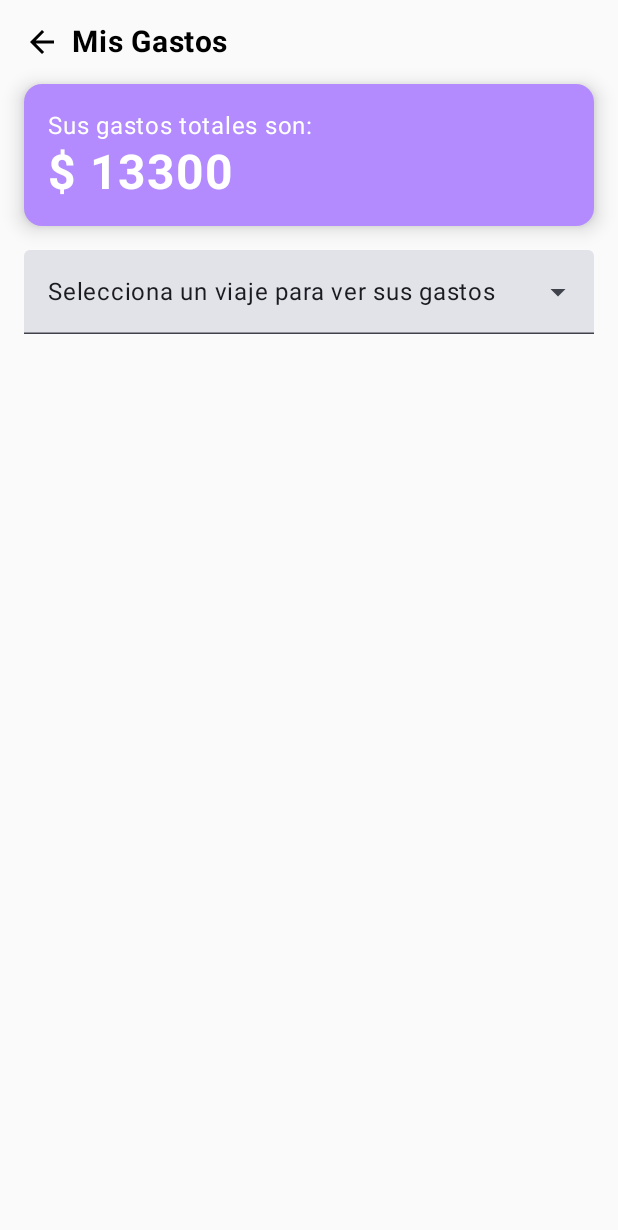
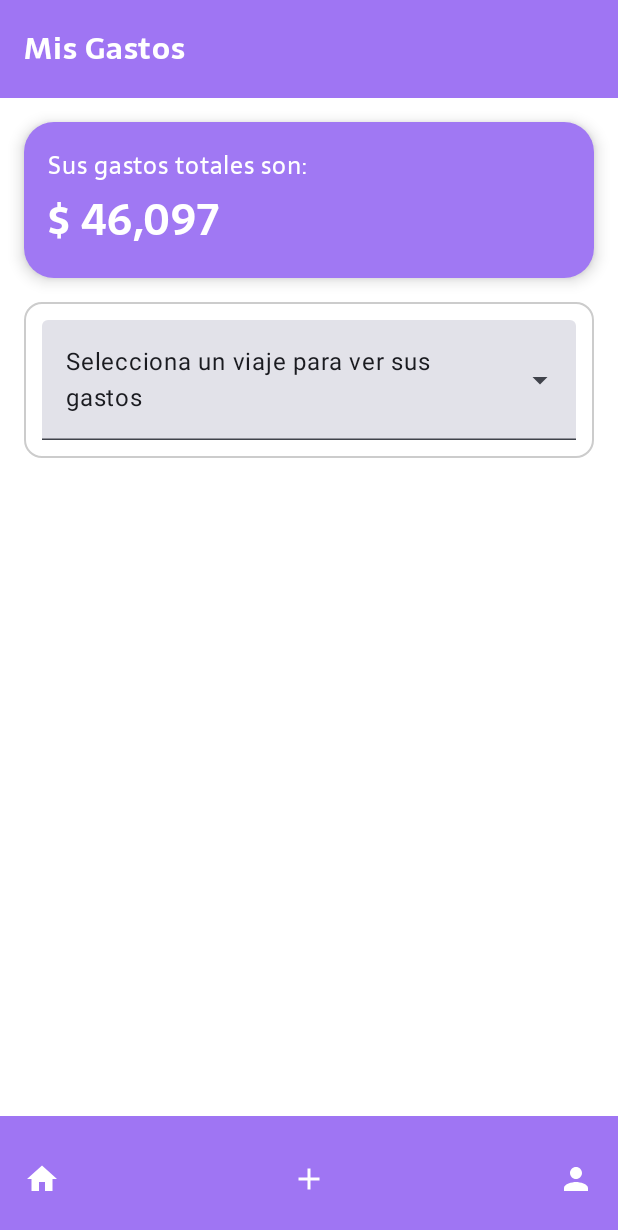
Before and after one commit to tobivalens/TravelBuddyFront, an Android app built with Jetpack Compose: the screen it shows after launch (MainActivity), on a phone screen of 412 x 824 dp. Shown: the top 1230 px of the screen. Run offline under Robolectric (Android 15) with nearby library versions, the phone set to English and light mode, and no system bars; pictures from the network do not load.

Commit message:
Creada carpeta de componentes, y añadidos algunos estilos a la pantalla gastos

```diff
--- /dev/null
+++ b/app/src/main/java/com/example/travelbuddyapp/resources/ui/components/bottomNavigation.kt
@@ -0,0 +1,28 @@
+package com.example.travelbuddyapp.resources.ui.components
+
+import androidx.compose.foundation.layout.Spacer
+import androidx.compose.material.icons.Icons
+import androidx.compose.material.icons.filled.Add
+import androidx.compose.material.icons.filled.Home
+import androidx.compose.material.icons.filled.Person
+import androidx.compose.material3.BottomAppBar
+import androidx.compose.material3.Icon
+import androidx.compose.material3.IconButton
+import androidx.compose.runtime.Composable
+import androidx.compose.ui.Modifier
+import androidx.compose.ui.graphics.Color
+import com.example.travelbuddyapp.ui.theme.PurpleHeader
+
+@Composable
+fun BottomBar() {
+    BottomAppBar(
+        containerColor = PurpleHeader,
+        contentColor = Color.White
+    ) {
+        IconButton(onClick = {}) { Icon(Icons.Default.Home, contentDescription = "Home") }
+        Spacer(Modifier.weight(1f, true))
+        IconButton(onClick = {}) { Icon(Icons.Default.Add, contentDescription = "Add") }
+        Spacer(Modifier.weight(1f, true))
+        IconButton(onClick = {}) { Icon(Icons.Default.Person, contentDescription = "Profile") }
+    }
+}
--- a/app/src/main/java/com/example/travelbuddyapp/resources/ui/screens/ActivitiesScreen.kt
+++ b/app/src/main/java/com/example/travelbuddyapp/resources/ui/screens/ActivitiesScreen.kt
@@ -25,6 +25,7 @@ import coil3.compose.AsyncImage
 import androidx.lifecycle.viewmodel.compose.viewModel
 import com.example.travelbuddyapp.datasource.DTOS.ActivityDTO
 import com.example.travelbuddyapp.ui.theme.SaralaFont
+
 import com.example.travelbuddyapp.viewmodel.ActivityViewModel
 import com.example.travelbuddyapp.viewmodel.EventViewModel
 
--- a/app/src/main/java/com/example/travelbuddyapp/resources/ui/screens/GastosUsuario.kt.kt
+++ b/app/src/main/java/com/example/travelbuddyapp/resources/ui/screens/GastosUsuario.kt.kt
@@ -1,7 +1,11 @@
 package com.example.travelbuddyapp.resources.ui.screens
 
+import androidx.compose.foundation.background
+import androidx.compose.foundation.border
+import androidx.compose.foundation.clickable
 import androidx.compose.runtime.Composable
 import androidx.compose.foundation.layout.*
+import androidx.compose.foundation.shape.RoundedCornerShape
 import androidx.compose.foundation.text.*
 import androidx.compose.material3.*
 import androidx.compose.runtime.*
@@ -13,6 +17,13 @@ import androidx.compose.ui.unit.sp
 import androidx.compose.material.icons.Icons
 import androidx.compose.material.icons.filled.ArrowBack
 import androidx.navigation.NavController
+import com.example.travelbuddyapp.resources.ui.components.BottomBar
+import com.example.travelbuddyapp.resources.utils.formatMoney
+import com.example.travelbuddyapp.ui.theme.CardBackground
+import com.example.travelbuddyapp.ui.theme.PurpleHeader
+import com.example.travelbuddyapp.ui.theme.Sarala
+import com.example.travelbuddyapp.ui.theme.SoftText
+
 
 data class Gasto(
     val categoria: String,
@@ -28,78 +39,91 @@ data class Viaje(
 @OptIn(ExperimentalMaterial3Api::class)
 @Composable
 fun PantallaGastosUsuario(
-    navController: NavController,
+    navController: NavController
 ) {
-    val viajes = listOf(
-        Viaje(
-            "Viaje a la Montaña", listOf(
-                Gasto("Hospedaje", 4000),
-                Gasto("Comida", 2606),
-                Gasto("Pasajes", 1154),
-                Gasto("Recuerdos", 200),
-                Gasto("Boletos museo", 40),
+    val viajes = listOf("Viaje a la Montaña", "Viaje a la Playa")
+    var viajeSeleccionado by remember { mutableStateOf<String?>(null) }
+
+    val gastosTotales = 46097
+    val gastosViaje = 8000
+    val detallesGastos = listOf(
+        "Hospedaje" to 4000,
+        "Comida" to 2606,
+        "Pasajes" to 1154,
+        "Recuerdos" to 200,
+        "Boletos museo" to 40
     )
-        ),
-        Viaje(
-            "Viaje a la Playa", listOf(
-                Gasto("Hospedaje", 3500),
-                Gasto("Comida", 1800)
-            )
-        )
-    )
-
-    var viajeSeleccionado by remember { mutableStateOf<Viaje?>(null) }
-    var expanded by remember { mutableStateOf(false) }
-
-    val totalGeneral = viajes.sumOf { it.gastos.sumOf { gasto -> gasto.monto } }
 
     Column(
         modifier = Modifier
             .fillMaxSize()
-            .padding(16.dp)
+            .background(Color.White)
     ) {
-        // Header
-        Row(verticalAlignment = Alignment.CenterVertically) {
-            Icon(Icons.Default.ArrowBack, contentDescription = "Back")
-            Spacer(modifier = Modifier.width(8.dp))
-            Text("Mis Gastos", fontWeight = FontWeight.Bold, fontSize = 20.sp)
+        // Header morado
+        Box(
+            modifier = Modifier
+                .fillMaxWidth()
+                .background(PurpleHeader)
+                .padding(horizontal = 16.dp, vertical = 16.dp)
+        ) {
+            Text(
+                text = "Mis Gastos",
+                color = Color.White,
+                fontSize = 20.sp,
+                fontWeight = FontWeight.Bold,
+                fontFamily = Sarala
+            )
         }
 
-        Spacer(modifier = Modifier.height(16.dp))
-
-        // Tarjeta de gastos totales
+        // Card de gastos totales
         Card(
-            modifier = Modifier.fillMaxWidth(),
-            colors = CardDefaults.cardColors(containerColor = Color(0xFFB38BFF)),
-            elevation = CardDefaults.cardElevation(defaultElevation = 8.dp)
+            modifier = Modifier
+                .fillMaxWidth()
+                .padding(16.dp),
+            colors = CardDefaults.cardColors(containerColor = CardBackground),
+            shape = RoundedCornerShape(20.dp),
+            elevation = CardDefaults.cardElevation(defaultElevation = 6.dp)
         ) {
-            Column(modifier = Modifier.padding(16.dp)) {
-                Text("Sus gastos totales son:", color = Color.White)
+            Column(
+                modifier = Modifier.padding(16.dp)
+            ) {
                 Text(
-                    "$ ${"%d".format(totalGeneral)}",
+                    text = "Sus gastos totales son:",
+                    color = Color.White,
+                    fontFamily = Sarala
+                )
+                Text(
+                    text = "$ ${gastosTotales.toString().formatMoney()}",
+                    color = Color.White,
+                    fontSize = 28.sp,
                     fontWeight = FontWeight.Bold,
-                    fontSize = 32.sp,
-                    color = Color.White
+                    fontFamily = Sarala
                 )
             }
         }
 
-        Spacer(modifier = Modifier.height(16.dp))
-
-        // Dropdown de selección de viaje
+        // Dropdown
+        Box(
+            modifier = Modifier
+                .padding(horizontal = 16.dp)
+                .background(Color.White, shape = RoundedCornerShape(12.dp))
+                .border(1.dp, Color.LightGray, RoundedCornerShape(12.dp))
+                .fillMaxWidth()
+                .clickable { /* mostrar dropdown si no usas ExposedDropdownMenuBox */ }
+                .padding(12.dp)
+        ) {
+            var expanded by remember { mutableStateOf(false) }
             ExposedDropdownMenuBox(
                 expanded = expanded,
                 onExpandedChange = { expanded = !expanded }
             ) {
                 TextField(
-                value = viajeSeleccionado?.nombre ?: "Selecciona un viaje para ver sus gastos",
+                    value = viajeSeleccionado ?: "Selecciona un viaje para ver sus gastos",
                     onValueChange = {},
                     readOnly = true,
-                trailingIcon = { ExposedDropdownMenuDefaults.TrailingIcon(expanded = expanded) },
-                modifier = Modifier
-                    .menuAnchor()
-                    .fillMaxWidth(),
-                colors = ExposedDropdownMenuDefaults.textFieldColors()
+                    trailingIcon = { ExposedDropdownMenuDefaults.TrailingIcon(expanded) },
+
+                    modifier = Modifier.menuAnchor()
                 )
 
                 ExposedDropdownMenu(
@@ -108,7 +132,7 @@ fun PantallaGastosUsuario(
                 ) {
                     viajes.forEach { viaje ->
                         DropdownMenuItem(
-                        text = { Text(viaje.nombre) },
+                            text = { Text(viaje, fontFamily = Sarala) },
                             onClick = {
                                 viajeSeleccionado = viaje
                                 expanded = false
@@ -117,30 +141,56 @@ fun PantallaGastosUsuario(
                     }
                 }
             }
+        }
 
+        // Si se selecciona un viaje
+        if (viajeSeleccionado != null) {
+            Column(modifier = Modifier.padding(16.dp)) {
+                Text(
+                    text = "Total de gastos del viaje:",
+                    fontFamily = Sarala,
+                    fontSize = 16.sp,
+                    color = Color.Gray
+                )
+                Text(
+                    text = "$ ${gastosViaje.toString().formatMoney()}",
+                    fontFamily = Sarala,
+                    fontSize = 22.sp,
+                    fontWeight = FontWeight.Bold,
+                    color = Color.Black
+                )
                 Spacer(modifier = Modifier.height(16.dp))
-
-        // Lista de gastos si hay selección
-        viajeSeleccionado?.let { viaje ->
-            val totalViaje = viaje.gastos.sumOf { it.monto }
-
-            Text("Total de gastos del viaje: $${totalViaje}", fontWeight = FontWeight.Bold)
+                Text(
+                    text = "Listado de Gastos",
+                    fontFamily = Sarala,
+                    color = PurpleHeader,
+                    fontWeight = FontWeight.Bold
+                )
                 Spacer(modifier = Modifier.height(8.dp))
-            Text("Listado de Gastos", color = Color(0xFF7C4DFF), fontWeight = FontWeight.SemiBold)
-
-            Spacer(modifier = Modifier.height(8.dp))
-
-            viaje.gastos.forEach { gasto ->
+                detallesGastos.forEach { (categoria, valor) ->
                     Row(
                         modifier = Modifier
                             .fillMaxWidth()
                             .padding(vertical = 4.dp),
                         horizontalArrangement = Arrangement.SpaceBetween
                     ) {
-                    Text(gasto.categoria)
-                    Text("$ ${gasto.monto}")
+                        Text(
+                            text = categoria,
+                            fontFamily = Sarala,
+                            color = SoftText
+                        )
+                        Text(
+                            text = "$ ${valor.toString().formatMoney()}",
+                            fontFamily = Sarala,
+                            color = SoftText
+                        )
                     }
                 }
             }
         }
+
+        // Bottom Navigation (opcional)
+        Spacer(modifier = Modifier.weight(1f))
+        BottomBar()
     }
+}
--- /dev/null
+++ b/app/src/main/java/com/example/travelbuddyapp/resources/utils/formatMoney.kt
@@ -0,0 +1,6 @@
+package com.example.travelbuddyapp.resources.utils
+
+fun String.formatMoney(): String {
+    return this.reversed().chunked(3).joinToString(",").reversed()
+}
+fun Int.formatMoney(): String = this.toString().formatMoney()
--- a/app/src/main/java/com/example/travelbuddyapp/ui/theme/Color.kt
+++ b/app/src/main/java/com/example/travelbuddyapp/ui/theme/Color.kt
@@ -9,3 +9,8 @@ val Pink80 = Color(0xFFEFB8C8)
 val Purple40 = Color(0xFF6650a4)
 val PurpleGrey40 = Color(0xFF625b71)
 val Pink40 = Color(0xFF7D5260)
+
+val PurpleHeader = Color(0xFF9F75F3)
+val CardBackground = Color(0xFFA078F3)
+val WhiteDropdown = Color(0xFFFFFFFF)
+val SoftText = Color(0xFF9C9C9C)
--- a/app/src/main/java/com/example/travelbuddyapp/ui/theme/Type.kt
+++ b/app/src/main/java/com/example/travelbuddyapp/ui/theme/Type.kt
@@ -17,23 +17,27 @@ val Typography = Typography(
         lineHeight = 24.sp,
         letterSpacing = 0.5.sp
     )
+)
 
-
-)
-val SaralaFont = FontFamily(
-    Font(R.font.sarala_regular, FontWeight.Normal),
+val Sarala = FontFamily(
+    Font(R.font.sarala_regular),
     Font(R.font.sarala_bold, FontWeight.Bold)
 )
 
 val AppTypography = Typography(
     bodyLarge = TextStyle(
-        fontFamily = SaralaFont,
+        fontFamily = Sarala,
         fontWeight = FontWeight.Normal,
         fontSize = 16.sp
     ),
     titleLarge = TextStyle(
-        fontFamily = SaralaFont,
+        fontFamily = Sarala,
         fontWeight = FontWeight.Bold,
         fontSize = 22.sp
     )
 )
+
+val SaralaFont = FontFamily(
+    Font(R.font.sarala_regular),
+    Font(R.font.sarala_bold, FontWeight.Bold)
+)
```
Also changed, not shown: app/src/main/java/com/example/travelbuddyapp/resources/fonts/Sarala-Bold.ttf (added), app/src/main/java/com/example/travelbuddyapp/resources/fonts/Sarala-Regular.ttf (added). Lines whose indentation alone changed are shown as unchanged.
